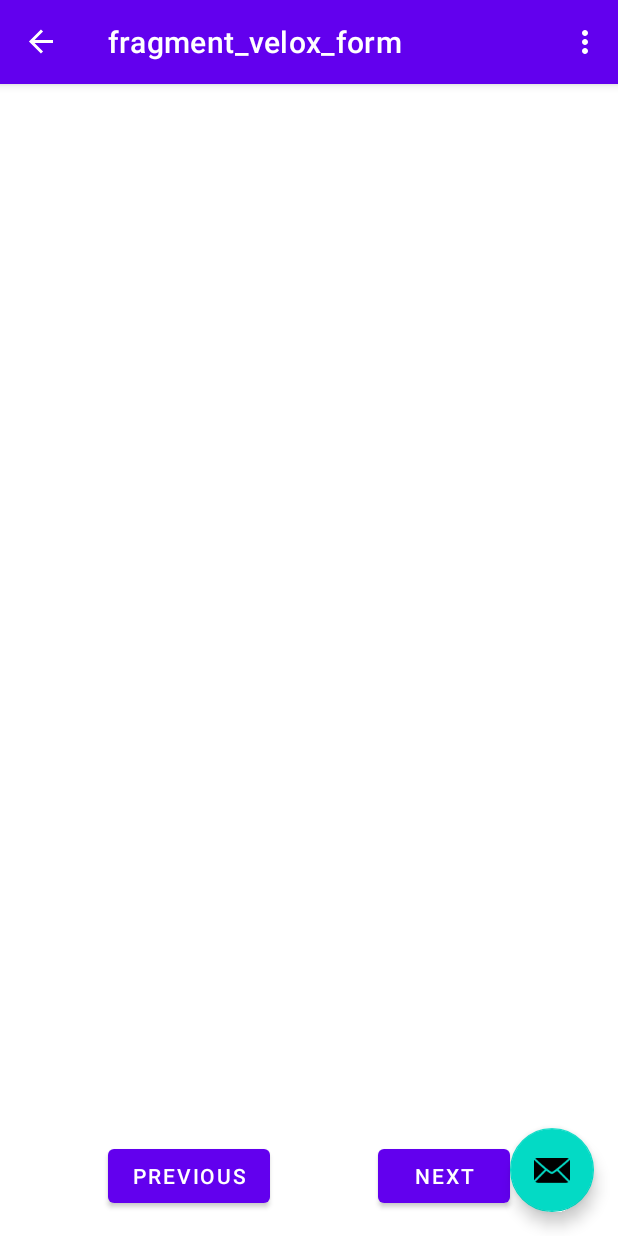
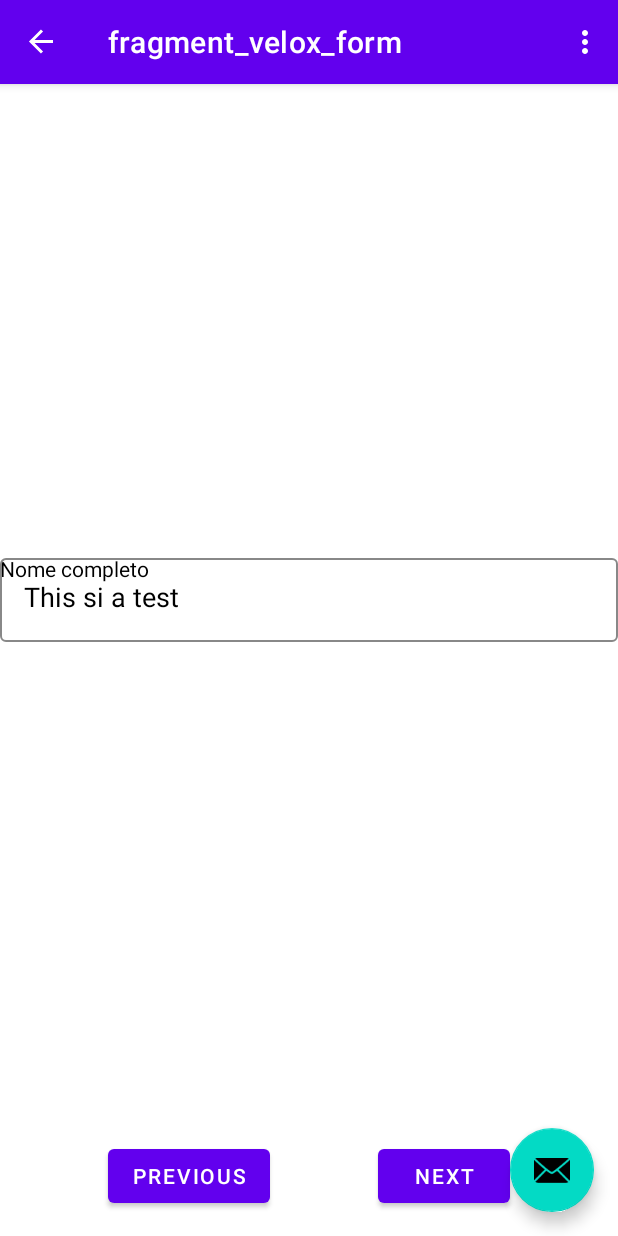
Before and after one commit to henriquenovais/banking-app-android, an Android app built with Jetpack Compose: the VeloxFormFragment screen opened through its navigation route, on a phone screen of 412 x 824 dp. Run offline under Robolectric (Android 15) with nearby library versions, the phone set to English and light mode, and no system bars; our stand-ins replace navigation-ui.

Commit message:
Creating form fielçd

```diff
--- a/app/build.gradle
+++ b/app/build.gradle
@@ -29,8 +29,12 @@ android {
     kotlinOptions {
         jvmTarget = '1.8'
     }
+    composeOptions{
+        kotlinCompilerExtensionVersion '1.1.1'
+    }
     buildFeatures {
         viewBinding true
+        compose true
     }
 }
 
--- a/app/src/main/java/com/example/bankapp/SecondFragment.kt
+++ b/app/src/main/java/com/example/bankapp/SecondFragment.kt
@@ -23,10 +23,8 @@ class SecondFragment : Fragment() {
         inflater: LayoutInflater, container: ViewGroup?,
         savedInstanceState: Bundle?
     ): View? {
-
         _binding = FragmentSecondBinding.inflate(inflater, container, false)
         return binding.root
-
     }
 
     override fun onViewCreated(view: View, savedInstanceState: Bundle?) {
@@ -35,6 +33,9 @@ class SecondFragment : Fragment() {
         binding.buttonSecond.setOnClickListener {
             findNavController().navigate(R.id.action_SecondFragment_to_FirstFragment)
         }
+        binding.buttonThird.setOnClickListener {
+            findNavController().navigate(R.id.action_SecondFragment_to_veloxFormFragment)
+        }
     }
 
     override fun onDestroyView() {
--- a/app/src/main/java/com/example/bankapp/VeloxFormFragment.kt
+++ b/app/src/main/java/com/example/bankapp/VeloxFormFragment.kt
@@ -1,10 +1,16 @@
 package com.example.bankapp
 
 import android.os.Bundle
-import androidx.fragment.app.Fragment
 import android.view.LayoutInflater
 import android.view.View
 import android.view.ViewGroup
+import android.widget.Toast
+import androidx.compose.ui.Modifier
+import androidx.constraintlayout.widget.ConstraintLayout
+import androidx.fragment.app.Fragment
+import androidx.navigation.fragment.findNavController
+import com.example.bankapp.components.AppTextField
+import com.example.bankapp.databinding.FragmentVeloxFormBinding
 
 // TODO: Rename parameter arguments, choose names that match
 // the fragment initialization parameters, e.g. ARG_ITEM_NUMBER
@@ -20,7 +26,10 @@ class VeloxFormFragment : Fragment() {
     // TODO: Rename and change types of parameters
     private var param1: String? = null
     private var param2: String? = null
+    private var _binding: FragmentVeloxFormBinding? = null
+    private val binding get() = _binding!!
 
+    //region Fragment Life Cycle
     override fun onCreate(savedInstanceState: Bundle?) {
         super.onCreate(savedInstanceState)
         arguments?.let {
@@ -32,10 +41,35 @@ class VeloxFormFragment : Fragment() {
     override fun onCreateView(
         inflater: LayoutInflater, container: ViewGroup?,
         savedInstanceState: Bundle?
-    ): View? {
+    ): View {
         // Inflate the layout for this fragment
-        return inflater.inflate(R.layout.fragment_velox_form, container, false)
+        _binding = FragmentVeloxFormBinding.inflate(inflater, container, false)
+        val view = binding
+        view.composeViewVeloxForm.setContent {
+            AppTextField(modifier = Modifier,"This si a test","Placeholder")
+        }
+        return view.root
     }
+
+    override fun onViewCreated(view: View, savedInstanceState: Bundle?) {
+        super.onViewCreated(view, savedInstanceState)
+
+        binding.buttonPreviousVeloxForm.setOnClickListener {
+            findNavController().navigate(R.id.action_veloxFormFragment_to_SecondFragment)
+        }
+        binding.buttonNextVeloxForm.setOnClickListener {
+            val toast = Toast.makeText(context, "GOOD STUFF IS HAPPENING BOYZ", Toast.LENGTH_SHORT)
+            toast.show()
+        }
+
+    }
+
+    //endregion
+
+    //region Init View Components
+
+
+    //endregion
 
     companion object {
         /**
--- a/app/src/main/java/com/example/bankapp/components/Composables.kt
+++ b/app/src/main/java/com/example/bankapp/components/Composables.kt
@@ -1,8 +1,50 @@
 package com.example.bankapp.components
 
+import androidx.compose.foundation.layout.Column
+import androidx.compose.foundation.layout.Row
+import androidx.compose.foundation.layout.fillMaxWidth
+import androidx.compose.foundation.text.KeyboardActions
+import androidx.compose.foundation.text.KeyboardOptions
+import androidx.compose.material.OutlinedTextField
+import androidx.compose.material.Text
+import androidx.compose.material.TextFieldDefaults
 import androidx.compose.runtime.Composable
+import androidx.compose.ui.Modifier
+import androidx.compose.ui.graphics.Color
+import androidx.compose.ui.text.TextStyle
+import androidx.compose.ui.text.input.ImeAction
+import androidx.compose.ui.text.input.KeyboardType
+import androidx.compose.ui.unit.sp
 
 @Composable
-fun composableStuff (){
+fun AppTextField(
+    modifier: Modifier = Modifier,
+    text: String,
+    placeholder: String,
+    leadingIcon: @Composable (() -> Unit)? = null,
+    onChange: (String) -> Unit = {},
+    imeAction: ImeAction = ImeAction.Next,
+    keyboardType: KeyboardType = KeyboardType.Text,
+    keyBoardActions: KeyboardActions = KeyboardActions(),
+    isEnabled: Boolean = true
+) {
+    Row {
+        Text("Nome completo")
+    }
 
+    Row {
+        OutlinedTextField(
+            modifier = modifier.fillMaxWidth(),
+            value = text,
+            onValueChange = onChange,
+            textStyle = TextStyle(fontSize = 18.sp),
+            enabled = isEnabled,
+            colors = TextFieldDefaults.outlinedTextFieldColors(
+                focusedBorderColor = Color.Black,
+                unfocusedBorderColor = Color.Gray,
+                disabledBorderColor = Color.Gray,
+                disabledTextColor = Color.Black
+            )
+        )
+    }
 }
--- a/app/src/main/res/layout/fragment_velox_form.xml
+++ b/app/src/main/res/layout/fragment_velox_form.xml
@@ -8,6 +8,7 @@
     tools:context=".VeloxFormFragment">
 
     <androidx.compose.ui.platform.ComposeView
+        android:id="@+id/compose_view_velox_form"
         android:layout_width="match_parent"
         android:layout_height="wrap_content"
         app:layout_constraintTop_toTopOf="parent"
--- a/build.gradle
+++ b/build.gradle
@@ -1,4 +1,10 @@
 // Top-level build file where you can add configuration options common to all sub-projects/modules.
+buildscript {
+    dependencies {
+        classpath "com.android.tools.build:gradle:7.0.0"
+    }
+}
+
 plugins {
     id 'com.android.application' version '7.2.1' apply false
     id 'com.android.library' version '7.2.1' apply false
```
